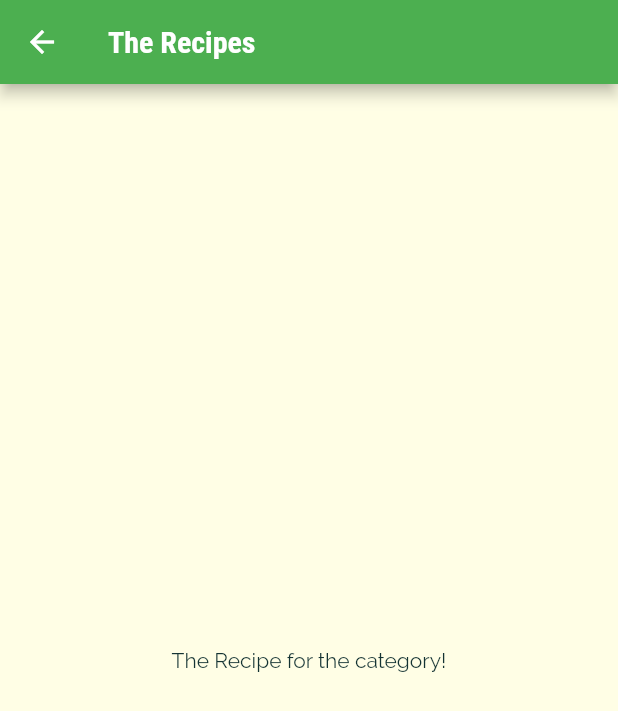
After one commit to Tolulope05/tolu_meal, a Flutter app: the screen it shows after launch, after a tap on "Italian", on a phone screen of 412 x 824 dp. The commit adds this screen. Shown: the top 711 px of the screen. Run offline on Flutter 3.47's test engine with Material 2 defaults, Android fonts, the phone set to English and light mode, and no system bars.

Commit message:
Navigating to anew screen success

```diff
--- a/lib/category_item.dart
+++ b/lib/category_item.dart
@@ -1,4 +1,5 @@
 import 'package:flutter/material.dart';
+import './category_meals_screen.dart';
 
 class CategoryItem extends StatelessWidget {
   final String title;
@@ -7,9 +8,23 @@ class CategoryItem extends StatelessWidget {
     this.title,
     this.color,
   );
+  void selectCategory(BuildContext ctx) {
+    Navigator.of(ctx).push(
+      MaterialPageRoute(
+        builder: (_) {
+          return const CategoryMealsScreen();
+        },
+      ),
+    );
+  }
+
   @override
   Widget build(BuildContext context) {
-    return Container(
+    return InkWell(
+      onTap: () => selectCategory(context),
+      splashColor: Theme.of(context).primaryColor,
+      borderRadius: BorderRadius.circular(15),
+      child: Container(
         padding: const EdgeInsets.all(15),
         decoration: BoxDecoration(
           gradient: LinearGradient(
@@ -26,6 +41,7 @@ class CategoryItem extends StatelessWidget {
           title,
           style: Theme.of(context).textTheme.headline6,
         ),
+      ),
     );
   }
 }
--- /dev/null
+++ b/lib/category_meals_screen.dart
@@ -0,0 +1,17 @@
+import 'package:flutter/material.dart';
+
+class CategoryMealsScreen extends StatelessWidget {
+  const CategoryMealsScreen({Key? key}) : super(key: key);
+
+  @override
+  Widget build(BuildContext context) {
+    return Scaffold(
+      appBar: AppBar(
+        title: const Text('The Recipes'),
+      ),
+      body: const Center(
+        child: Text('The Recipe for the category!'),
+      ),
+    );
+  }
+}
```
Lines whose indentation alone changed are shown as unchanged.
